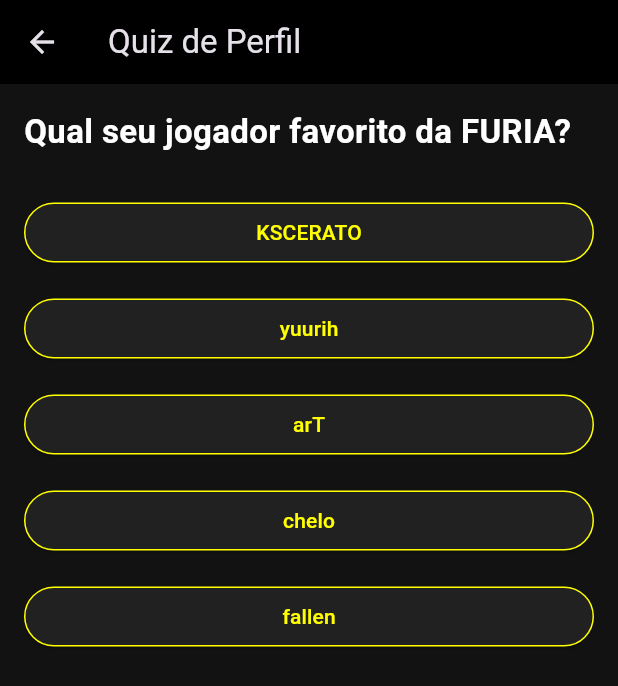
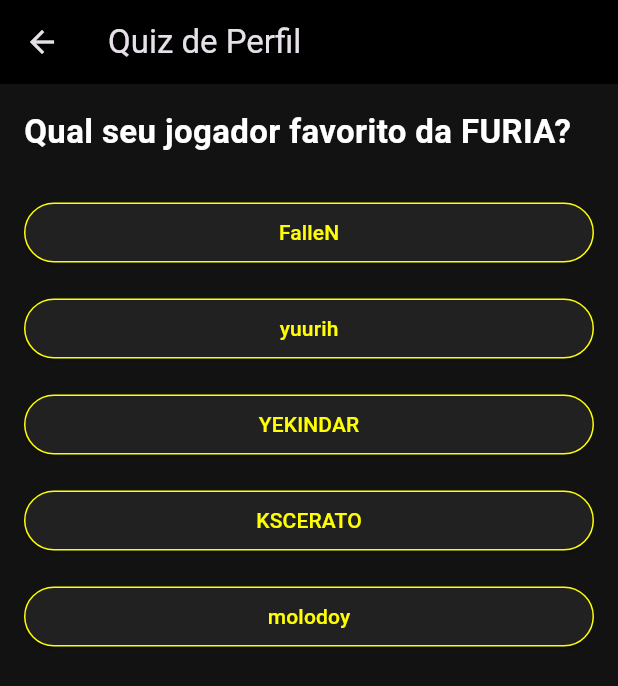
Before and after one commit to lucascanutoo/furia-fan-connect, a Flutter app: the ProfileQuizPage screen opened by its route, on a phone screen of 412 x 824 dp. Shown: the top 686 px of the screen. Run offline on Flutter 3.47's test engine with Material 3 defaults, Android fonts, the light colour scheme and no system bars.

Commit message:
Update quiz_page.dart

```diff
--- a/furia_fan_app/lib/pages/quiz_page.dart
+++ b/furia_fan_app/lib/pages/quiz_page.dart
@@ -12,7 +12,7 @@
   final List<Map<String, dynamic>> questions = [
     {
       'question': 'Qual seu jogador favorito da FURIA?',
-      'options': ['KSCERATO', 'yuurih', 'arT', 'chelo', 'fallen']
+      'options': ['FalleN', 'yuurih', 'YEKINDAR', 'KSCERATO', 'molodoy']
     },
     {
       'question': 'Você prefere partidas:',
```
